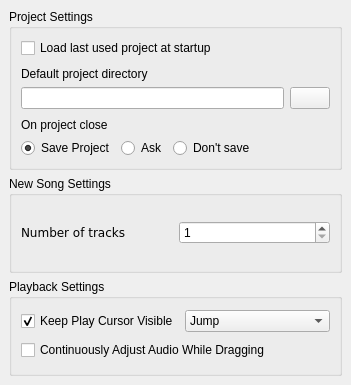
Qt form src/traverso/ui/BehaviorConfigPage.ui (ErwanLegrand/Traverso-DAW) before a commit.
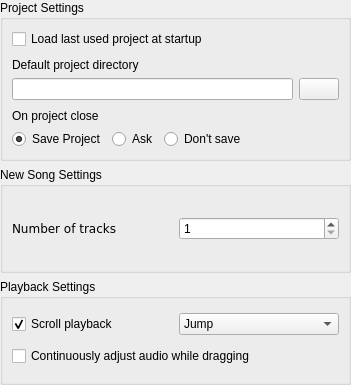
The same form after that commit.

Commit message: change Snap toolbar item to a button, add a Scroll Playback button, change prefs and driver settings to use okay/cancel, move OpenGL setting into Appearance prefs, reverse vertical zooming

```diff
--- a/src/traverso/ui/BehaviorConfigPage.ui
+++ b/src/traverso/ui/BehaviorConfigPage.ui
@@ -14,7 +14,7 @@
   </property>
   <layout class="QVBoxLayout" >
    <property name="margin" >
-    <number>9</number>
+    <number>0</number>
    </property>
    <property name="spacing" >
     <number>6</number>
@@ -210,7 +210,7 @@
         <item>
          <widget class="QCheckBox" name="keepCursorVisibleCheckBox" >
           <property name="text" >
-           <string>Keep Play Cursor Visible</string>
+           <string>Scroll playback</string>
           </property>
           <property name="checked" >
            <bool>true</bool>
@@ -241,7 +241,7 @@
       <item>
        <widget class="QCheckBox" name="resyncAudioCheckBox" >
         <property name="text" >
-         <string>Continuously Adjust Audio While Dragging</string>
+         <string>Continuously adjust audio while dragging</string>
         </property>
         <property name="checked" >
          <bool>false</bool>
```
Left out of the diff: 6 changed lines with no effect on the pictures. The commit also changes 14 other files.
